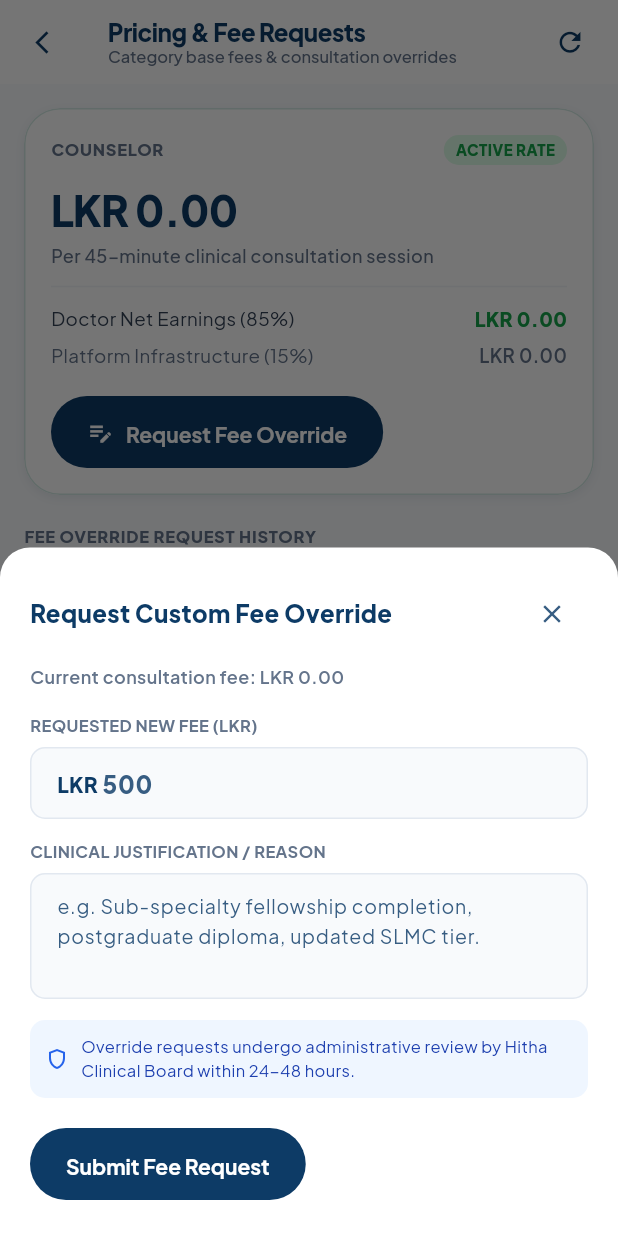
After one commit to thilina-fer/HITHA-DOCTOR-MOBILE, a Flutter app: the DoctorPricingScreen screen opened by its route, after a tap on "Request Fee Override", on a phone screen of 412 x 824 dp. The commit adds this screen. Run offline on Flutter 3.47's test engine with Material 3 defaults, Android fonts, the phone set to English and light mode, and no system bars; our stand-ins replace flutter_secure_storage, go_router, google_fonts; accounts and stored records are empty; network calls fail.

Commit message:
feat(pricing): Implement DoctorPricingScreen with category base rates and fee change request workflow

```diff
--- a/lib/config/router.dart
+++ b/lib/config/router.dart
@@ -10,6 +10,7 @@ import '../ui/features/bookings/screens/booking_details_screen.dart';
 import '../ui/features/bookings/screens/doctor_bookings_screen.dart';
 import '../ui/features/common/placeholder_screen.dart';
 import '../ui/features/dashboard/screens/doctor_dashboard_screen.dart';
+import '../ui/features/pricing/screens/doctor_pricing_screen.dart';
 import '../ui/features/profile/screens/doctor_profile_screen.dart';
 import '../ui/features/wallet/screens/doctor_wallet_screen.dart';
 import '../ui/features/onboarding/screens/complete_profile_screen.dart';
@@ -120,11 +121,7 @@ GoRouter createRouter(AuthViewModel authVm) {
       ),
       GoRoute(
         path: Routes.pricing,
-        builder: (context, state) => const PlaceholderScreen(
-          title: 'Pricing & Overrides',
-          subtitle: 'View category base fee and submit custom consultation fee requests.',
-          badgeText: 'FLOW 06.6',
-        ),
+        builder: (context, state) => const DoctorPricingScreen(),
       ),
       GoRoute(
         path: Routes.bookingDetails,
--- /dev/null
+++ b/lib/data/repositories/pricing_repository.dart
@@ -0,0 +1,46 @@
+import '../../domain/models/models.dart';
+import '../services/api_client.dart';
+
+class PricingRepository {
+  PricingRepository(this._apiClient);
+
+  final ApiClient _apiClient;
+
+  Future<List<PriceRequestItem>> getPriceRequests() async {
+    try {
+      final res = await _apiClient.get('/doctors/price-requests');
+      if (res is List && res.isNotEmpty) {
+        return res.map((e) => PriceRequestItem.fromJson(e as Map<String, dynamic>)).toList();
+      }
+      return _sampleHistory;
+    } catch (_) {
+      return _sampleHistory;
+    }
+  }
+
+  Future<bool> submitPriceRequest({
+    required double requestedPriceLkr,
+    required String reason,
+  }) async {
+    try {
+      await _apiClient.post('/doctors/price-requests', {
+        'requestedPriceLkr': requestedPriceLkr,
+        'reason': reason.trim(),
+      });
+      return true;
+    } catch (_) {
+      return false;
+    }
+  }
+
+  static final List<PriceRequestItem> _sampleHistory = [
+    PriceRequestItem(
+      id: 'pr-1',
+      currentPriceLkr: 4500.0,
+      requestedPriceLkr: 5000.0,
+      reason: 'Board certification completion and updated SLMC senior specialist status.',
+      status: 'APPROVED',
+      createdAt: DateTime.now().subtract(const Duration(days: 45)),
+    ),
+  ];
+}
--- /dev/null
+++ b/lib/ui/features/pricing/screens/doctor_pricing_screen.dart
@@ -0,0 +1,412 @@
+import 'package:flutter/material.dart';
+import 'package:go_router/go_router.dart';
+import 'package:intl/intl.dart';
+import 'package:provider/provider.dart';
+
+import '../../../../data/repositories/doctor_auth_repository.dart';
+import '../../../../data/repositories/pricing_repository.dart';
+import '../../../../data/services/api_client.dart';
+import '../../../../domain/models/models.dart';
+import '../../../core/theme/hitha_theme.dart';
+import '../../../core/widgets/hitha_widgets.dart';
+
+class DoctorPricingScreen extends StatefulWidget {
+  const DoctorPricingScreen({super.key});
+
+  @override
+  State<DoctorPricingScreen> createState() => _DoctorPricingScreenState();
+}
+
+class _DoctorPricingScreenState extends State<DoctorPricingScreen> {
+  bool _isLoading = true;
+  late PricingRepository _pricingRepo;
+  late DoctorAuthRepository _authRepo;
+
+  DoctorProfile? _profile;
+  List<PriceRequestItem> _history = [];
+
+  @override
+  void initState() {
+    super.initState();
+    final apiClient = context.read<ApiClient>();
+    _pricingRepo = PricingRepository(apiClient);
+    _authRepo = context.read<DoctorAuthRepository>();
+    _loadData();
+  }
+
+  Future<void> _loadData() async {
+    setState(() => _isLoading = true);
+    try {
+      final p = await _authRepo.getMe();
+      final h = await _pricingRepo.getPriceRequests();
+      if (mounted) {
+        setState(() {
+          _profile = p;
+          _history = h;
+          _isLoading = false;
+        });
+      }
+    } catch (_) {
+      if (mounted) {
+        setState(() {
+          _profile = _authRepo.cachedProfile;
+          _isLoading = false;
+        });
+      }
+    }
+  }
+
+  void _showRequestFeeSheet() {
+    final currentPrice = _profile?.effectivePrice ?? 5000.0;
+    final priceController = TextEditingController(text: (currentPrice + 500).toStringAsFixed(0));
+    final reasonController = TextEditingController();
+    bool isSubmitting = false;
+
+    showModalBottomSheet(
+      context: context,
+      isScrollControlled: true,
+      backgroundColor: Colors.white,
+      shape: const RoundedRectangleBorder(
+        borderRadius: BorderRadius.vertical(top: Radius.circular(20)),
+      ),
+      builder: (ctx) {
+        return StatefulBuilder(
+          builder: (ctx, setSheetState) {
+            return Padding(
+              padding: EdgeInsets.only(
+                left: 20,
+                right: 20,
+                top: 20,
+                bottom: MediaQuery.of(ctx).viewInsets.bottom + 24,
+              ),
+              child: Column(
+                mainAxisSize: MainAxisSize.min,
+                crossAxisAlignment: CrossAxisAlignment.start,
+                children: [
+                  Row(
+                    mainAxisAlignment: MainAxisAlignment.spaceBetween,
+                    children: [
+                      const Text(
+                        'Request Custom Fee Override',
+                        style: TextStyle(
+                          fontSize: 16,
+                          fontWeight: FontWeight.w800,
+                          color: HithaColors.forest,
+                        ),
+                      ),
+                      IconButton(
+                        icon: const Icon(Icons.close, size: 20),
+                        onPressed: () => Navigator.pop(ctx),
+                      ),
+                    ],
+                  ),
+                  const SizedBox(height: 10),
+                  Text(
+                    'Current consultation fee: ${formatLkr(currentPrice)}',
+                    style: const TextStyle(fontSize: 12, color: Color(0xFF64748B), fontWeight: FontWeight.w600),
+                  ),
+                  const SizedBox(height: 16),
+                  const Text(
+                    'REQUESTED NEW FEE (LKR)',
+                    style: TextStyle(fontSize: 11, fontWeight: FontWeight.w700, color: Color(0xFF64748B)),
+                  ),
+                  const SizedBox(height: 6),
+                  TextField(
+                    controller: priceController,
+                    keyboardType: TextInputType.number,
+                    style: const TextStyle(fontSize: 16, fontWeight: FontWeight.w800),
+                    decoration: InputDecoration(
+                      prefixText: 'LKR ',
+                      prefixStyle: const TextStyle(fontWeight: FontWeight.w800, color: HithaColors.forest),
+                      filled: true,
+                      fillColor: const Color(0xFFF8FAFC),
+                      contentPadding: const EdgeInsets.symmetric(horizontal: 14, vertical: 12),
+                      border: OutlineInputBorder(borderRadius: BorderRadius.circular(10), borderSide: const BorderSide(color: Color(0xFFE2E8F0))),
+                      enabledBorder: OutlineInputBorder(borderRadius: BorderRadius.circular(10), borderSide: const BorderSide(color: Color(0xFFE2E8F0))),
+                    ),
+                  ),
+                  const SizedBox(height: 14),
+                  const Text(
+                    'CLINICAL JUSTIFICATION / REASON',
+                    style: TextStyle(fontSize: 11, fontWeight: FontWeight.w700, color: Color(0xFF64748B)),
+                  ),
+                  const SizedBox(height: 6),
+                  TextField(
+                    controller: reasonController,
+                    maxLines: 3,
+                    style: const TextStyle(fontSize: 13),
+                    decoration: InputDecoration(
+                      hintText: 'e.g. Sub-specialty fellowship completion, postgraduate diploma, updated SLMC tier.',
+                      filled: true,
+                      fillColor: const Color(0xFFF8FAFC),
+                      contentPadding: const EdgeInsets.symmetric(horizontal: 14, vertical: 12),
+                      border: OutlineInputBorder(borderRadius: BorderRadius.circular(10), borderSide: const BorderSide(color: Color(0xFFE2E8F0))),
+                      enabledBorder: OutlineInputBorder(borderRadius: BorderRadius.circular(10), borderSide: const BorderSide(color: Color(0xFFE2E8F0))),
+                    ),
+                  ),
+                  const SizedBox(height: 14),
+                  Container(
+                    padding: const EdgeInsets.all(10),
+                    decoration: BoxDecoration(
+                      color: const Color(0xFFEFF6FF),
+                      borderRadius: BorderRadius.circular(10),
+                    ),
+                    child: Row(
+                      children: const [
+                        Icon(Icons.shield_outlined, size: 16, color: Color(0xFF2563EB)),
+                        SizedBox(width: 8),
+                        Expanded(
+                          child: Text(
+                            'Override requests undergo administrative review by Hitha Clinical Board within 24-48 hours.',
+                            style: TextStyle(fontSize: 11, color: Color(0xFF1E40AF)),
+                          ),
+                        ),
+                      ],
+                    ),
+                  ),
+                  const SizedBox(height: 20),
+                  PrimaryButton(
+                    text: 'Submit Fee Request',
+                    loading: isSubmitting,
+                    onPressed: () async {
+                      final reqPrice = double.tryParse(priceController.text.trim()) ?? 0.0;
+                      if (reqPrice < 1000 || reqPrice > 25000) {
+                        showHithaSnack(context, 'Fee must be between LKR 1,000 and LKR 25,000', isError: true);
+                        return;
+                      }
+                      if (reasonController.text.trim().isEmpty) {
+                        showHithaSnack(context, 'Please provide a clinical justification', isError: true);
+                        return;
+                      }
+
+                      setSheetState(() => isSubmitting = true);
+                      final ok = await _pricingRepo.submitPriceRequest(
+                        requestedPriceLkr: reqPrice,
+                        reason: reasonController.text.trim(),
+                      );
+                      if (ctx.mounted) Navigator.pop(ctx);
+                      if (mounted) {
+                        showHithaSnack(
+                          context,
+                          ok ? 'Price request submitted for administrative review.' : 'Request queued for approval.',
+                        );
+                        _loadData();
+                      }
+                    },
+                  ),
+                ],
+              ),
+            );
+          },
+        );
+      },
+    );
+  }
+
+  @override
+  Widget build(BuildContext context) {
+    final profile = _profile;
+    final effectivePrice = profile?.effectivePrice ?? 5000.0;
+    final doctorNet = effectivePrice * 0.85;
+    final platformCommission = effectivePrice * 0.15;
+
+    return Scaffold(
+      backgroundColor: const Color(0xFFF8FAFC),
+      appBar: AppBar(
+        backgroundColor: Colors.white,
+        elevation: 0,
+        leading: IconButton(
+          icon: const Icon(Icons.arrow_back_ios_new, size: 18, color: HithaColors.forest),
+          onPressed: () => context.pop(),
+        ),
+        title: Column(
+          crossAxisAlignment: CrossAxisAlignment.start,
+          children: const [
+            Text(
+              'Pricing & Fee Requests',
+              style: TextStyle(
+                fontSize: 16,
+                fontWeight: FontWeight.w900,
+                color: HithaColors.forest,
+                letterSpacing: -0.3,
+              ),
+            ),
+            Text(
+              'Category base fees & consultation overrides',
+              style: TextStyle(
+                fontSize: 11,
+                color: Color(0xFF64748B),
+                fontWeight: FontWeight.w500,
+              ),
+            ),
+          ],
+        ),
+        actions: [
+          IconButton(
+            icon: const Icon(Icons.refresh, color: HithaColors.forest, size: 21),
+            onPressed: _loadData,
+          ),
+          const SizedBox(width: 8),
+        ],
+      ),
+      body: _isLoading
+          ? const Center(child: CircularProgressIndicator(color: HithaColors.forest))
+          : RefreshIndicator(
+              onRefresh: _loadData,
+              color: HithaColors.forest,
+              child: ListView(
+                padding: const EdgeInsets.fromLTRB(16, 16, 16, 100),
+                children: [
+                  // Active Base Pricing Card
+                  HithaCard(
+                    padding: const EdgeInsets.all(18),
+                    child: Column(
+                      crossAxisAlignment: CrossAxisAlignment.start,
+                      children: [
+                        Row(
+                          mainAxisAlignment: MainAxisAlignment.spaceBetween,
+                          children: [
+                            Text(
+                              (profile?.category.label ?? 'Specialist Practitioner').toUpperCase(),
+                              style: const TextStyle(
+                                fontSize: 11,
+                                fontWeight: FontWeight.w800,
+                                color: Color(0xFF64748B),
+                                letterSpacing: 0.5,
+                              ),
+                            ),
+                            const HithaStatusBadge(status: 'ACTIVE', label: 'ACTIVE RATE'),
+                          ],
+                        ),
+                        const SizedBox(height: 10),
+                        Text(
+                          formatLkr(effectivePrice),
+                          style: const TextStyle(
+                            fontSize: 28,
+                            fontWeight: FontWeight.w900,
+                            color: HithaColors.forest,
+                            letterSpacing: -0.5,
+                          ),
+                        ),
+                        const SizedBox(height: 2),
+                        const Text(
+                          'Per 45-minute clinical consultation session',
+                          style: TextStyle(fontSize: 12, color: Color(0xFF64748B), fontWeight: FontWeight.w500),
+                        ),
+                        const Divider(height: 24, color: Color(0xFFF1F5F9)),
+                        // Breakdown
+                        Row(
+                          mainAxisAlignment: MainAxisAlignment.spaceBetween,
+                          children: [
+                            const Text('Doctor Net Earnings (85%)', style: TextStyle(fontSize: 12.5, color: Color(0xFF334155))),
+                            Text(
+                              formatLkr(doctorNet),
+                              style: const TextStyle(fontSize: 13, fontWeight: FontWeight.w800, color: Color(0xFF16A34A)),
+                            ),
+                          ],
+                        ),
+                        const SizedBox(height: 6),
+                        Row(
+                          mainAxisAlignment: MainAxisAlignment.spaceBetween,
+                          children: [
+                            const Text('Platform Infrastructure (15%)', style: TextStyle(fontSize: 12.5, color: Color(0xFF64748B))),
+                            Text(
+                              formatLkr(platformCommission),
+                              style: const TextStyle(fontSize: 12.5, fontWeight: FontWeight.w600, color: Color(0xFF64748B)),
+                            ),
+                          ],
+                        ),
+                        const SizedBox(height: 18),
+                        PrimaryButton(
+                          text: 'Request Fee Override',
+                          icon: Icons.edit_note,
+                          onPressed: _showRequestFeeSheet,
+                        ),
+                      ],
+                    ),
+                  ),
+
+                  const SizedBox(height: 20),
+
+                  // History Section
+                  const Text(
+                    'FEE OVERRIDE REQUEST HISTORY',
+                    style: TextStyle(
+                      fontSize: 11,
+                      fontWeight: FontWeight.w800,
+                      color: Color(0xFF64748B),
+                      letterSpacing: 0.5,
+                    ),
+                  ),
+                  const SizedBox(height: 10),
+
+                  if (_history.isEmpty)
+                    Container(
+                      padding: const EdgeInsets.symmetric(vertical: 36),
+                      alignment: Alignment.center,
+                      decoration: BoxDecoration(
+                        color: Colors.white,
+                        borderRadius: BorderRadius.circular(14),
+                        border: Border.all(color: const Color(0xFFEDF2F7)),
+                      ),
+                      child: Column(
+                        children: const [
+                          Icon(Icons.history, size: 36, color: Color(0xFF94A3B8)),
+                          SizedBox(height: 8),
+                          Text('No past price override requests.', style: TextStyle(fontSize: 13, fontWeight: FontWeight.w600, color: Color(0xFF64748B))),
+                        ],
+                      ),
+                    )
+                  else
+                    ..._history.map((item) {
+                      final dateStr = DateFormat('MMM d, yyyy').format(item.createdAt);
+
+                      return HithaCard(
+                        margin: const EdgeInsets.only(bottom: 10),
+                        padding: const EdgeInsets.all(14),
+                        child: Column(
+                          crossAxisAlignment: CrossAxisAlignment.start,
+                          children: [
+                            Row(
+                              mainAxisAlignment: MainAxisAlignment.spaceBetween,
+                              children: [
+                                Row(
+                                  children: [
+                                    Text(
+                                      formatLkr(item.requestedPriceLkr),
+                                      style: const TextStyle(
+                                        fontSize: 15,
+                                        fontWeight: FontWeight.w900,
+                                        color: Color(0xFF0F172A),
+                                      ),
+                                    ),
+                                    const SizedBox(width: 8),
+                                    Text(
+                                      '(was ${formatLkr(item.currentPriceLkr)})',
+                                      style: const TextStyle(fontSize: 11, color: Color(0xFF94A3B8)),
+                                    ),
+                                  ],
+                                ),
+                                HithaStatusBadge(status: item.status),
+                              ],
+                            ),
+                            const SizedBox(height: 6),
+                            Text(
+                              item.reason,
+                              style: const TextStyle(fontSize: 12, color: Color(0xFF475569)),
+                            ),
+                            const SizedBox(height: 6),
+                            Text(
+                              'Submitted on $dateStr',
+                              style: const TextStyle(fontSize: 10.5, color: Color(0xFF94A3B8)),
+                            ),
+                          ],
+                        ),
+                      );
+                    }),
+                ],
+              ),
+            ),
+    );
+  }
+}
```
